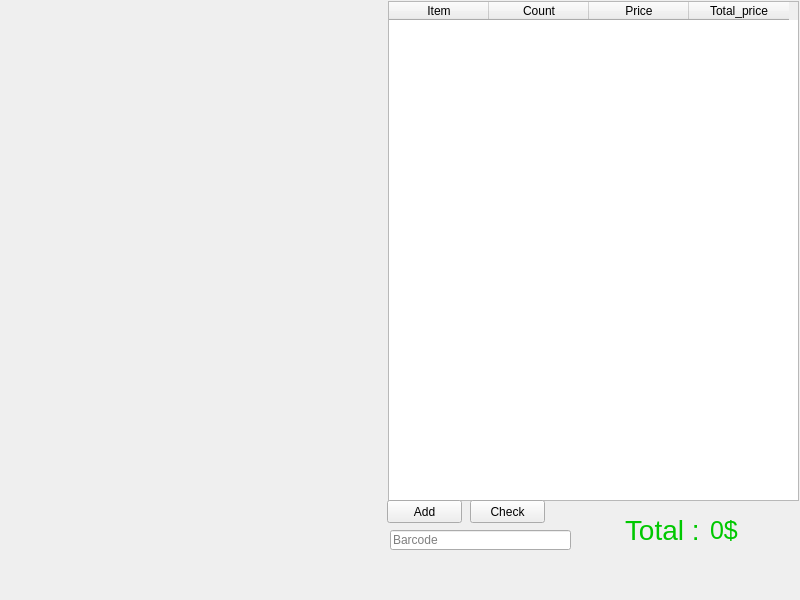
Before: the Qt Designer form GUI/cashier.ui in zizo-pro/Shop_Manager, drawn with Qt 5.
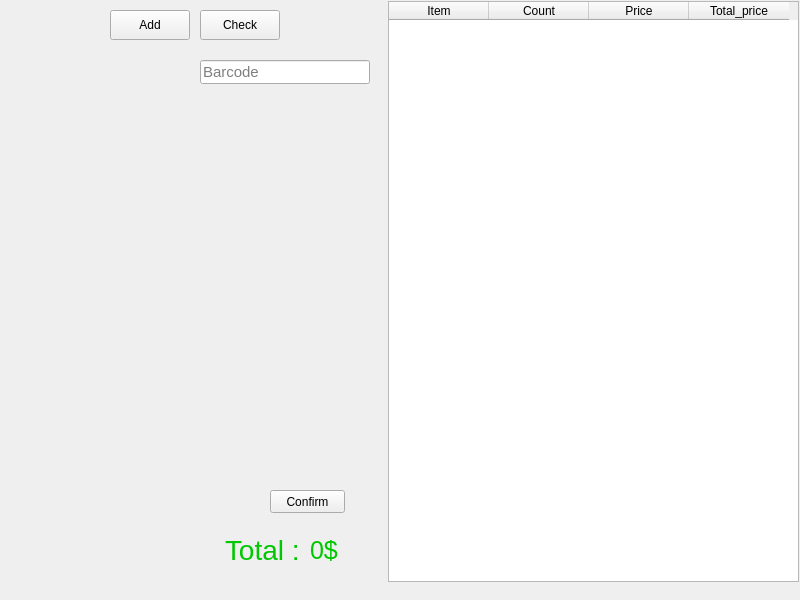
After: the same form once the commit is applied.

```diff
--- a/GUI/cashier.ui
+++ b/GUI/cashier.ui
@@ -20,7 +20,7 @@
       <x>388</x>
       <y>1</y>
       <width>411</width>
-      <height>500</height>
+      <height>581</height>
      </rect>
     </property>
     <column>
@@ -47,8 +47,8 @@
    <widget class="QLabel" name="cashier_total_lb">
     <property name="geometry">
      <rect>
-      <x>625</x>
-      <y>510</y>
+      <x>225</x>
+      <y>530</y>
       <width>81</width>
       <height>40</height>
      </rect>
@@ -68,10 +68,10 @@
    <widget class="QPushButton" name="add_bt">
     <property name="geometry">
      <rect>
-      <x>387</x>
-      <y>500</y>
-      <width>75</width>
-      <height>23</height>
+      <x>110</x>
+      <y>10</y>
+      <width>80</width>
+      <height>30</height>
      </rect>
     </property>
     <property name="text">
@@ -81,10 +81,10 @@
    <widget class="QPushButton" name="check_bt">
     <property name="geometry">
      <rect>
-      <x>470</x>
-      <y>500</y>
-      <width>75</width>
-      <height>23</height>
+      <x>200</x>
+      <y>10</y>
+      <width>80</width>
+      <height>30</height>
      </rect>
     </property>
     <property name="text">
@@ -94,8 +94,8 @@
    <widget class="QLabel" name="totalprice_lb">
     <property name="geometry">
      <rect>
-      <x>710</x>
-      <y>510</y>
+      <x>310</x>
+      <y>530</y>
       <width>81</width>
       <height>40</height>
      </rect>
@@ -115,16 +115,34 @@
    <widget class="QLineEdit" name="barcode_input">
     <property name="geometry">
      <rect>
-      <x>390</x>
-      <y>530</y>
-      <width>181</width>
-      <height>20</height>
+      <x>200</x>
+      <y>60</y>
+      <width>170</width>
+      <height>24</height>
      </rect>
     </property>
+    <property name="font">
+     <font>
+      <pointsize>11</pointsize>
+     </font>
+    </property>
     <property name="placeholderText">
      <string>Barcode</string>
     </property>
    </widget>
+   <widget class="QPushButton" name="confirm_bt">
+    <property name="geometry">
+     <rect>
+      <x>270</x>
+      <y>490</y>
+      <width>75</width>
+      <height>23</height>
+     </rect>
+    </property>
+    <property name="text">
+     <string>Confirm</string>
+    </property>
+   </widget>
   </widget>
   <widget class="QMenuBar" name="menubar">
    <property name="geometry">
```
